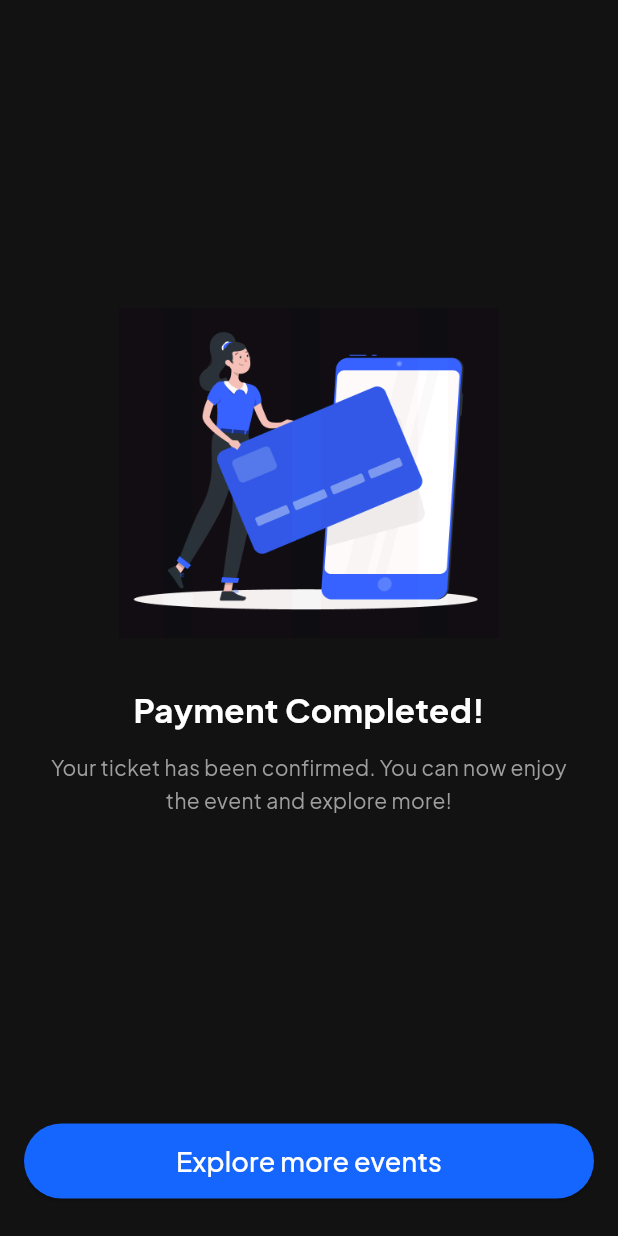
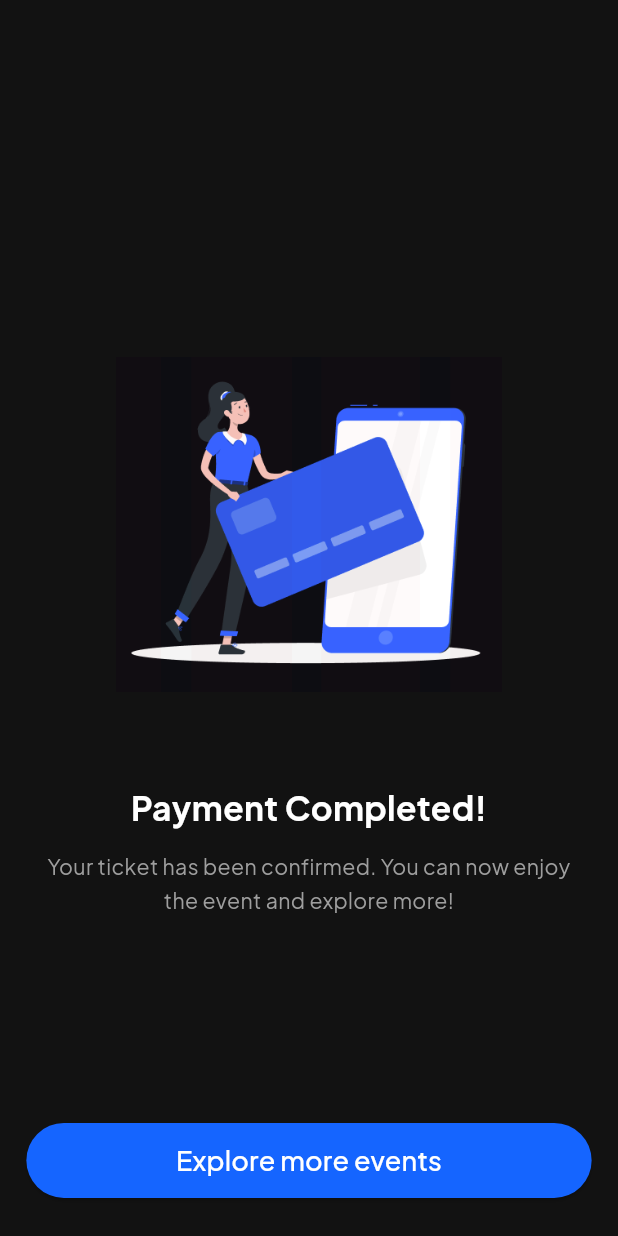
Before and after one commit to RanaAlotmii/EeVe_app, a Flutter app: the PaymentSuccessPage screen opened directly, on a phone screen of 412 x 824 dp. Run offline on Flutter 3.47's test engine with Material 3 defaults, Android fonts, the light colour scheme and no system bars; our stand-ins replace dotted_line, flutter_credit_card, flutter_screenutil, get, image_picker, persistent_bottom_nav_bar and 4 more; missing offline and left inert: dart_openai; accounts and stored records are empty; network calls fail.

Commit message:
'update gages'

```diff
--- a/lib/Account_views/about_app_view.dart
+++ b/lib/Account_views/about_app_view.dart
@@ -15,7 +15,7 @@ class AboutAppView extends StatelessWidget {
         backgroundColor: Theme.of(context).scaffoldBackgroundColor,
         title: Text(
           'About App',
-          style: textTheme.titleMedium?.copyWith(fontSize: 16.sp),
+          style: textTheme.titleMedium?.copyWith(fontSize: 22.sp),
         ),
         centerTitle: true,
         leading: IconButton(
@@ -32,7 +32,7 @@ class AboutAppView extends StatelessWidget {
         child: Column(
           crossAxisAlignment: CrossAxisAlignment.start,
           children: [
-            SizedBox(height: 20.h),
+            SizedBox(height: 5.h),
             Text(
               'EeVe App',
               style: textTheme.headlineSmall?.copyWith(
--- a/lib/Account_views/profile_view.dart
+++ b/lib/Account_views/profile_view.dart
@@ -99,10 +99,12 @@ class _ProfileViewState extends State<ProfileView> with WidgetsBindingObserver {
 
     return Scaffold(
       appBar: AppBar(
-        title: const Text(
+        title:  Text(
           'My Account',
-          style: TextStyle(fontWeight: FontWeight.w700),
+          style: TextStyle( fontSize: 21.sp,fontWeight: FontWeight.bold,),
         ),
+
+
         centerTitle: true,
         actions: [
           IconButton(
--- a/lib/views/home_view.dart
+++ b/lib/views/home_view.dart
@@ -41,13 +41,13 @@ class _HomeViewState extends State<HomeView> {
         child: Column(
           children: [
             Padding(
-              padding: EdgeInsets.symmetric(horizontal: 16.w, vertical: 1.h),
+              padding: EdgeInsets.symmetric(horizontal: 16.w, vertical: 3.h),
               child: const HomeHeader(),
             ),
 
             Expanded(
               child: SingleChildScrollView(
-                padding: EdgeInsets.symmetric(horizontal: 16.w, vertical: 20.h),
+                padding: EdgeInsets.symmetric(horizontal: 16.w, vertical: 18.h),
                 child: Column(
                   crossAxisAlignment: CrossAxisAlignment.start,
                   children: [
--- a/lib/views/my_ticket_view.dart
+++ b/lib/views/my_ticket_view.dart
@@ -163,8 +163,7 @@ class MyticketState extends State<Myticket> with RouteAware {
             'My Ticket',
             style: TextStyle(
               color: textColor,
-              fontWeight: FontWeight.w700,
-              fontSize: 20.sp,
+              fontSize: 21.sp, fontWeight: FontWeight.bold,
             ),
           ),
           centerTitle: true,
--- a/lib/views/payment_success_page.dart
+++ b/lib/views/payment_success_page.dart
@@ -1,5 +1,6 @@
 import 'package:eeve_app/navigation/main_nav_shell.dart';
 import 'package:flutter/material.dart';
+import 'package:flutter_screenutil/flutter_screenutil.dart';
 import 'package:eeve_app/custom_Widget_/Custom_button.dart';
 
 class PaymentSuccessPage extends StatelessWidget {
@@ -15,30 +16,31 @@ class PaymentSuccessPage extends StatelessWidget {
     return Scaffold(
       backgroundColor: bgColor,
       body: Padding(
-        padding: const EdgeInsets.symmetric(horizontal: 24),
+        padding: EdgeInsets.symmetric(horizontal: 24.w),
         child: Column(
           mainAxisAlignment: MainAxisAlignment.center,
           children: [
+            SizedBox(height: 100.h),
             Image.asset(
               isDark ? 'assets/image2.png' : 'assets/image3.png',
-              height: 220,
+              height: 220.h,
             ),
-            const SizedBox(height: 32),
+            SizedBox(height: 60.h),
             Text(
               'Payment Completed!',
               style: TextStyle(
-                fontSize: 22,
+                fontSize: 22.sp,
                 fontWeight: FontWeight.bold,
                 color: textColor,
               ),
             ),
-            const SizedBox(height: 12),
+            SizedBox(height: 12.h),
             Text(
               'Your ticket has been confirmed. You can now enjoy the event and explore more!',
               textAlign: TextAlign.center,
               style: TextStyle(
                 color: subTextColor,
-                fontSize: 14,
+                fontSize: 14.sp,
                 height: 1.6,
               ),
             ),
@@ -46,7 +48,7 @@ class PaymentSuccessPage extends StatelessWidget {
         ),
       ),
       bottomNavigationBar: Padding(
-        padding: const EdgeInsets.fromLTRB(16, 0, 16, 25),
+        padding: EdgeInsets.fromLTRB(16.w, 0, 16.w, 25.h),
         child: CustomButton(
           text: 'Explore more events',
           onPressed: () {
```
Also changed, not shown: lib/Custom_Widget_/ticketDetails.dart (+8 -1 lines), lib/views/event_detail.dart (+7 -9 lines), lib/views/favorites_view.dart (+27 -28 lines), lib/views/search_page.dart (+22 -8 lines).
